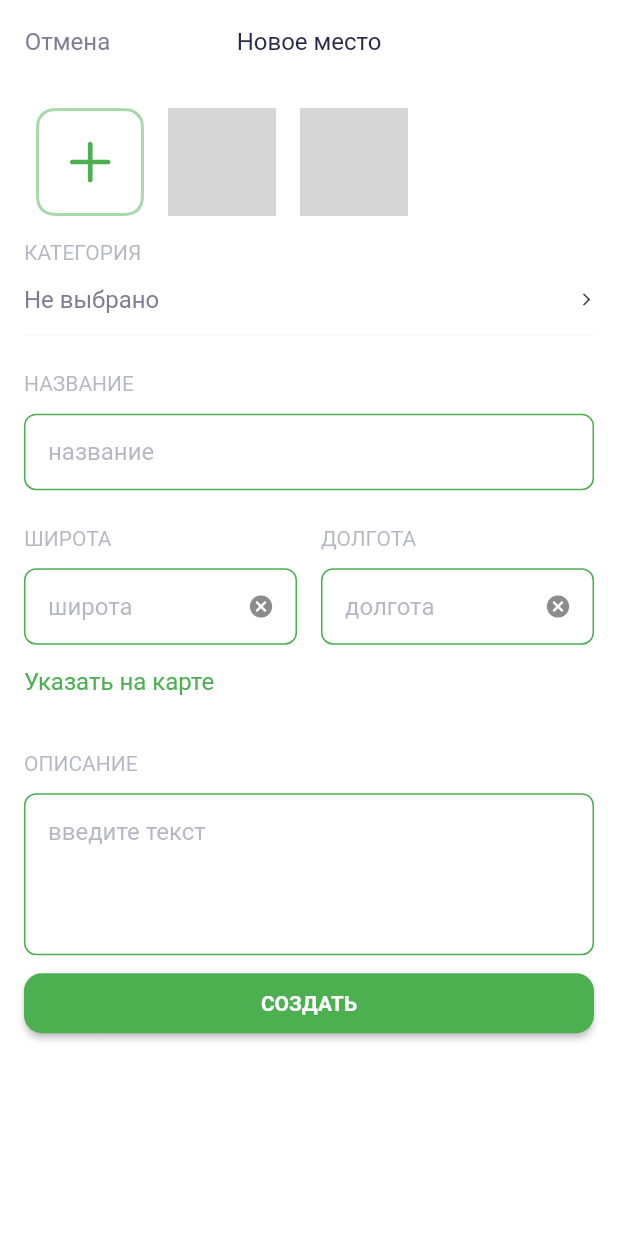
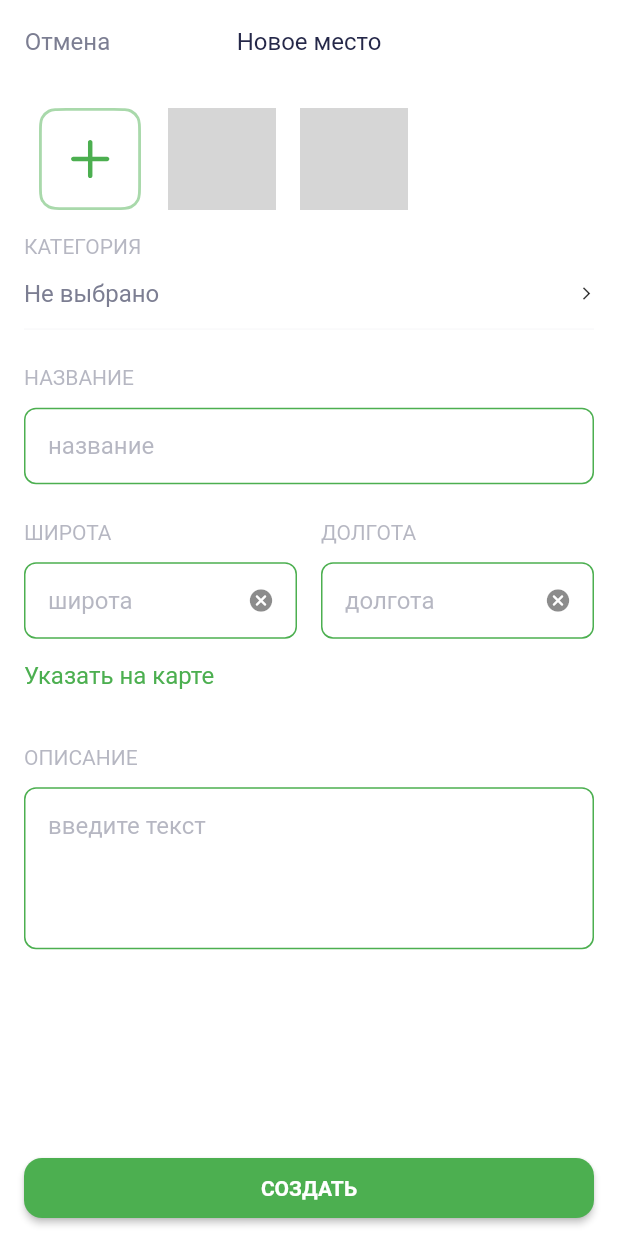
Before and after one commit to braginsm/places, a Flutter app: the AddSightScreen screen opened directly, after a tap on the "cancel" icon, on a phone screen of 412 x 824 dp. Run offline on Flutter 3.47's test engine with Material 2 defaults, Android fonts, the phone set to English and light mode, and no system bars; our stand-ins replace flutter_svg, flutter_switch; network calls fail; grey boxes are pictures that could not be loaded.

Commit message:
refactor добавления и поиска

```diff
--- a/lib/ui/screen/add_sight.dart
+++ b/lib/ui/screen/add_sight.dart
@@ -51,30 +51,29 @@ class _AddSightScreenState extends State<AddSightScreen> {
       ),
       body: Padding(
         padding: EdgeInsets.symmetric(horizontal: 16),
-        child: SingleChildScrollView(
         child: Column(
           mainAxisAlignment: MainAxisAlignment.spaceBetween,
           children: [
             Column(
               crossAxisAlignment: CrossAxisAlignment.start,
               children: [
-                  Padding(
+                Container(
+                  height: 100,
                   padding: EdgeInsets.symmetric(vertical: 8),
-                    child: SingleChildScrollView(
+                  child: ListView.builder(
                     scrollDirection: Axis.horizontal,
-                      child: Row(
-                        children: [
-                          AddImageItem(),
-                          for (var item in context.watch<AddSightState>().images)
-                            AddImageItem(img: item),
-                        ],
-                      ),
+                    itemCount: context.watch<AddSightState>().images.length,
+                    itemBuilder: (context, index) {
+                      final img = context.watch<AddSightState>().images[index];
+                      return AddImageItem(img: img);
+                    },
                   ),
                 ),
                 Text(
                   "КАТЕГОРИЯ",
-                    style: TextStyleSet().textRegular.copyWith(
-                        color: Theme.of(context).unselectedWidgetColor),
+                  style: TextStyleSet()
+                      .textRegular
+                      .copyWith(color: Theme.of(context).unselectedWidgetColor),
                 ),
                 Padding(
                   padding: EdgeInsets.symmetric(vertical: 14),
@@ -100,8 +99,9 @@ class _AddSightScreenState extends State<AddSightScreen> {
                 ),
                 Text(
                   "НАЗВАНИЕ",
-                    style: TextStyleSet().textRegular.copyWith(
-                        color: Theme.of(context).unselectedWidgetColor),
+                  style: TextStyleSet()
+                      .textRegular
+                      .copyWith(color: Theme.of(context).unselectedWidgetColor),
                 ),
                 Padding(
                   padding: EdgeInsets.symmetric(vertical: 12),
@@ -126,8 +126,8 @@ class _AddSightScreenState extends State<AddSightScreen> {
                             Text(
                               "ШИРОТА",
                               style: TextStyleSet().textRegular.copyWith(
-                                    color: Theme.of(context)
-                                        .unselectedWidgetColor),
+                                  color:
+                                      Theme.of(context).unselectedWidgetColor),
                             ),
                             Padding(
                               padding: EdgeInsets.fromLTRB(0, 12, 8, 0),
@@ -142,8 +142,7 @@ class _AddSightScreenState extends State<AddSightScreen> {
                                 ),
                                 keyboardType: TextInputType.number,
                                 focusNode: latNode,
-                                  onSubmitted: (value) =>
-                                      lonNode.requestFocus(),
+                                onSubmitted: (value) => lonNode.requestFocus(),
                               ),
                             ),
                           ],
@@ -239,7 +238,6 @@ class _AddSightScreenState extends State<AddSightScreen> {
           ],
         ),
       ),
-      ),
     );
   }
 }
@@ -247,6 +245,7 @@ class _AddSightScreenState extends State<AddSightScreen> {
 class AddSightState with ChangeNotifier {
   ///Моковые данные картинок
   List<String> _images = [
+    "",
     "https://lifeglobe.net/x/entry/6591/1a.jpg",
     "https://www.freezone.net/upload/medialibrary/7e9/7e9ba16fe427b1dfd99e07ea7cc522d2.jpg",
     "https://tur-ray.ru/wp-content/uploads/2017/11/maska-skorbi.jpg"
```
Also changed, not shown: lib/ui/screen/sight_search.dart (+44 -25 lines). Lines whose indentation alone changed are shown as unchanged.
